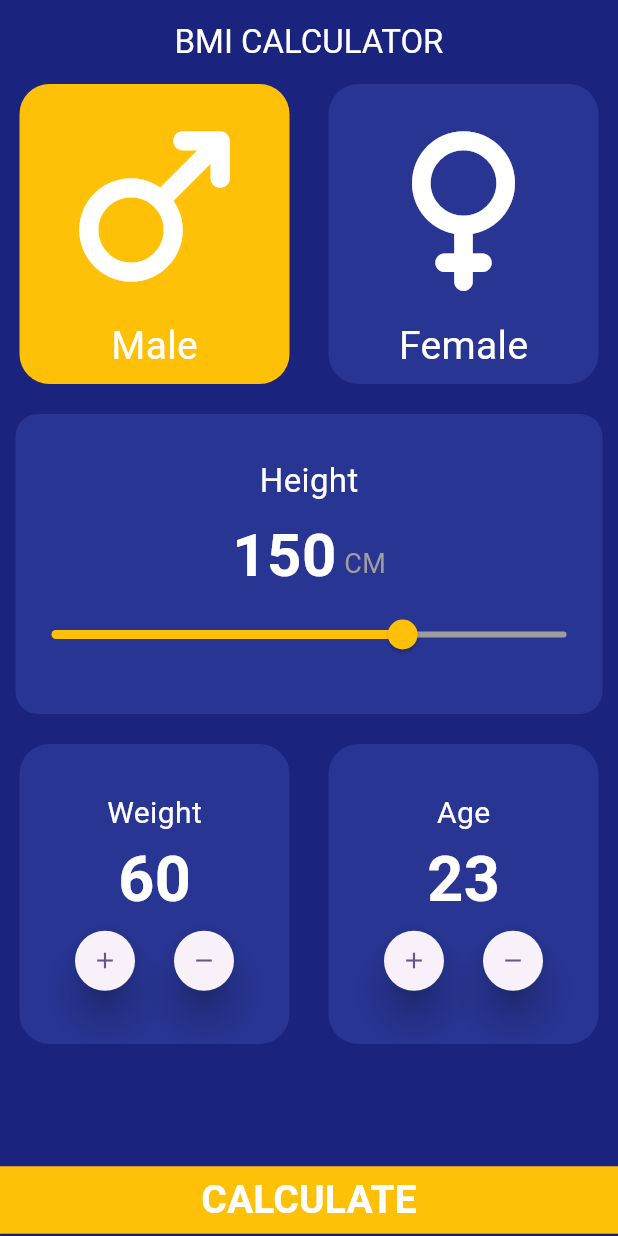
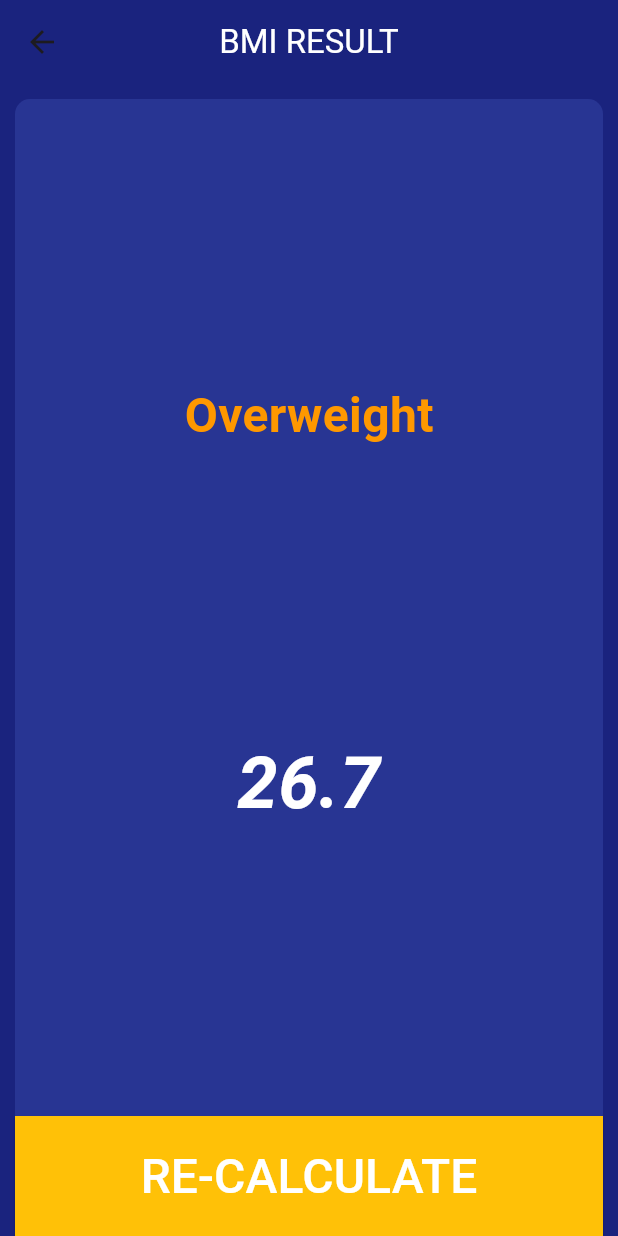
Before and after one commit to kareem-nehad/bmi_amit, a Flutter app: the screen it shows after launch, after a tap on "CALCULATE", on a phone screen of 412 x 824 dp. Run offline on Flutter 3.47's test engine with Material 3 defaults, Android fonts, the phone set to English and light mode, and no system bars.

Commit message:
Completed BMI Calculator App.

```diff
--- a/lib/calculator_page.dart
+++ b/lib/calculator_page.dart
@@ -1,4 +1,6 @@
+import 'package:bmi_amit/results_page.dart';
 import 'package:flutter/material.dart';
+import 'dart:math';
 
 import 'gender_card.dart';
 
@@ -154,7 +156,19 @@ class _CalculatorPageState extends State<CalculatorPage> {
           ),
           const Spacer(),
           ElevatedButton(
-            onPressed: () {},
+            onPressed: () {
+              // Navigator.pushNamed(context, '/resultsPage');
+
+              var bmi = weight / pow(height / 100, 2);
+              Navigator.push(
+                context,
+                MaterialPageRoute(
+                  builder: (context) {
+                    return ResultsPage(bmi: bmi);
+                  },
+                ),
+              );
+            },
             style: ElevatedButton.styleFrom(
               shape: RoundedRectangleBorder(borderRadius: BorderRadius.circular(0)),
               fixedSize: Size(MediaQuery.of(context).size.width, 45),
--- a/lib/main.dart
+++ b/lib/main.dart
@@ -1,4 +1,5 @@
 import 'package:bmi_amit/calculator_page.dart';
+import 'package:bmi_amit/results_page.dart';
 import 'package:flutter/material.dart';
 
 void main() {
@@ -16,10 +17,7 @@ class BMIApp extends StatelessWidget {
         colorScheme: ColorScheme.fromSeed(seedColor: Colors.deepPurple),
         useMaterial3: true,
       ),
-      initialRoute: '/',
-      routes: {
-        '/' : (context) => CalculatorPage(),
-      },
+      home: CalculatorPage(),
     );
   }
 }
--- /dev/null
+++ b/lib/results_page.dart
@@ -0,0 +1,103 @@
+import 'package:flutter/material.dart';
+
+class ResultsPage extends StatelessWidget {
+  final double bmi;
+
+  const ResultsPage({super.key, required this.bmi});
+
+  @override
+  Widget build(BuildContext context) {
+    String BMIStatus = getBMIStatus(double.parse(bmi.toStringAsPrecision(3)));
+    return Scaffold(
+      backgroundColor: Colors.indigo[900],
+      appBar: AppBar(
+        title: const Text(
+          'BMI RESULT',
+          style: TextStyle(color: Colors.white),
+        ),
+        backgroundColor: Colors.indigo[900],
+        centerTitle: true,
+      ),
+      body: Column(
+        children: [
+          Expanded(
+            child: Padding(
+              padding: const EdgeInsets.only(left: 10, right: 10, top: 10),
+              child: Container(
+                width: MediaQuery.of(context).size.width,
+                decoration: ShapeDecoration(
+                    shape: const RoundedRectangleBorder(
+                      borderRadius: BorderRadius.only(
+                        topLeft: Radius.circular(10),
+                        topRight: Radius.circular(10),
+                      ),
+                    ),
+                    color: Colors.indigo[800]),
+                child: Column(
+                  mainAxisAlignment: MainAxisAlignment.spaceEvenly,
+                  crossAxisAlignment: CrossAxisAlignment.center,
+                  children: [
+                    Text(
+                      BMIStatus,
+                      style: TextStyle(fontSize: 32, color: getBMIStatusColor(BMIStatus), fontWeight: FontWeight.bold),
+                    ),
+                    Text(
+                      bmi.toStringAsPrecision(3),
+                      style: const TextStyle(color: Colors.white, fontSize: 48, fontWeight: FontWeight.bold, fontStyle: FontStyle.italic),
+                    ),
+                  ],
+                ),
+              ),
+            ),
+          ),
+          Padding(
+            padding: const EdgeInsets.symmetric(horizontal: 10),
+            child: ElevatedButton(
+              onPressed: () {
+                Navigator.pop(context);
+              },
+              style: ElevatedButton.styleFrom(
+                shape: const RoundedRectangleBorder(),
+                fixedSize: Size(MediaQuery.of(context).size.width, 80),
+                backgroundColor: Colors.amber,
+              ),
+              child: const Text(
+                'RE-CALCULATE',
+                style: TextStyle(fontSize: 32, color: Colors.white),
+              ),
+            ),
+          ),
+        ],
+      ),
+    );
+  }
+
+  String getBMIStatus(double bmi) {
+    if (bmi <= 18.4) {
+      return 'Underweight';
+    } else if (bmi >= 18.5 && bmi <= 24.9) {
+      return 'Normal';
+    } else if (bmi >= 25.0 && bmi <= 39.9) {
+      return 'Overweight';
+    } else {
+      return 'Obese';
+    }
+  }
+
+  Color getBMIStatusColor(String status) {
+    switch (status) {
+      case 'Underweight':
+        return Colors.orangeAccent;
+      case 'Normal':
+        return Colors.green;
+      case 'Overweight':
+        return Colors.orange;
+      case 'Obese':
+        return Colors.red;
+      default:
+        Colors.transparent;
+    }
+    return Colors.transparent;
+  }
+
+}
```
